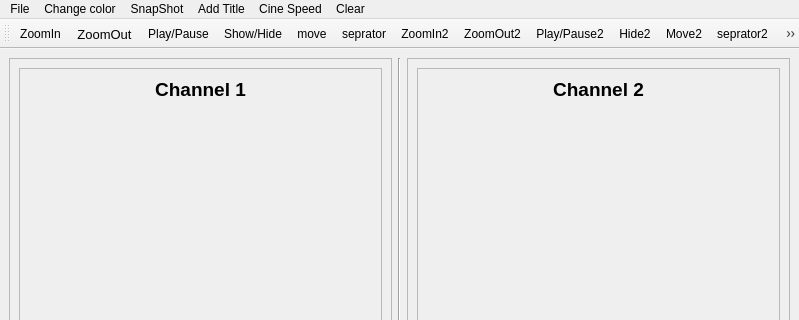
Before: the Qt Designer form GUI.ui in M7mdddibrahim/Signal-Viewer-App, drawn with Qt 5; both pictures show x 0 to 799 and y 0 to 320 of the 799 by 504 pixel window.
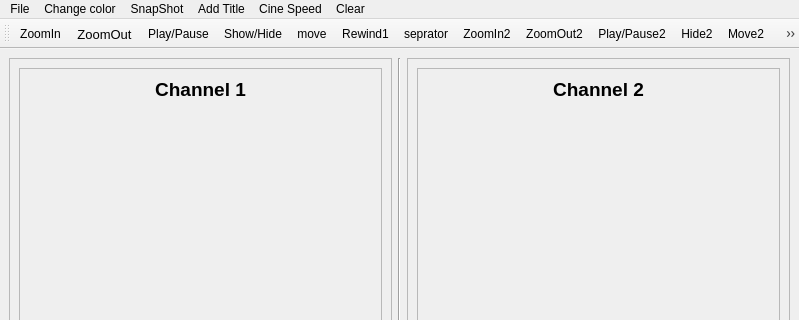
After: the same form once the commit is applied. Icons and pictures are not drawn.

Commit message: Rewind button

```diff
--- a/GUI.ui
+++ b/GUI.ui
@@ -259,12 +259,14 @@
    <addaction name="actionPlay_Pause"/>
    <addaction name="actionShow_Hide"/>
    <addaction name="actionmove"/>
+   <addaction name="actionRewind1"/>
    <addaction name="actionseprator"/>
    <addaction name="actionZoomIn2"/>
    <addaction name="actionZoomOut2"/>
    <addaction name="actionPlay_Pause2"/>
    <addaction name="actionHide2"/>
    <addaction name="actionMove2"/>
+   <addaction name="actionrewind2"/>
    <addaction name="actionseprator2"/>
    <addaction name="actionConnect"/>
   </widget>
@@ -522,6 +524,24 @@
     <string>C, 2</string>
    </property>
   </action>
+  <action name="actionRewind1">
+   <property name="icon">
+    <iconset>
+     <normaloff>../icons1/rewind1.png</normaloff>../icons1/rewind1.png</iconset>
+   </property>
+   <property name="text">
+    <string>Rewind1</string>
+   </property>
+  </action>
+  <action name="actionrewind2">
+   <property name="icon">
+    <iconset>
+     <normaloff>../icons1/rwind2.png</normaloff>../icons1/rwind2.png</iconset>
+   </property>
+   <property name="text">
+    <string>Rewind2</string>
+   </property>
+  </action>
  </widget>
  <resources/>
  <connections/>
```
Left out of the diff: 2 changed lines with no effect on the pictures. The commit also changes 3 other files.
